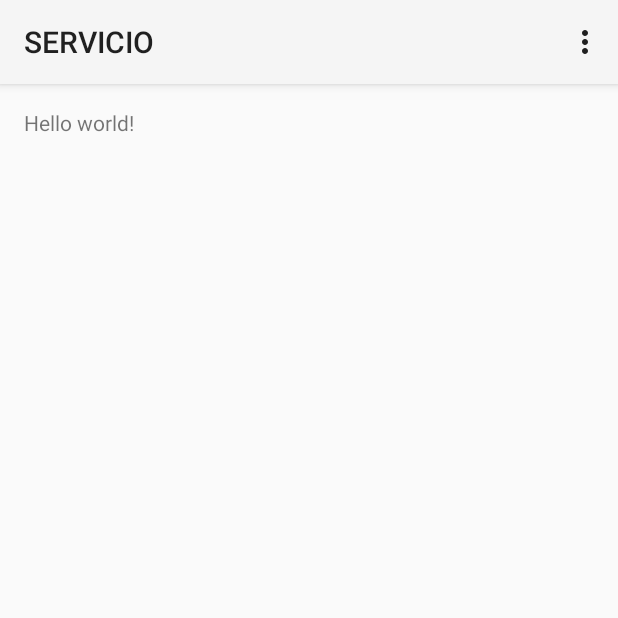
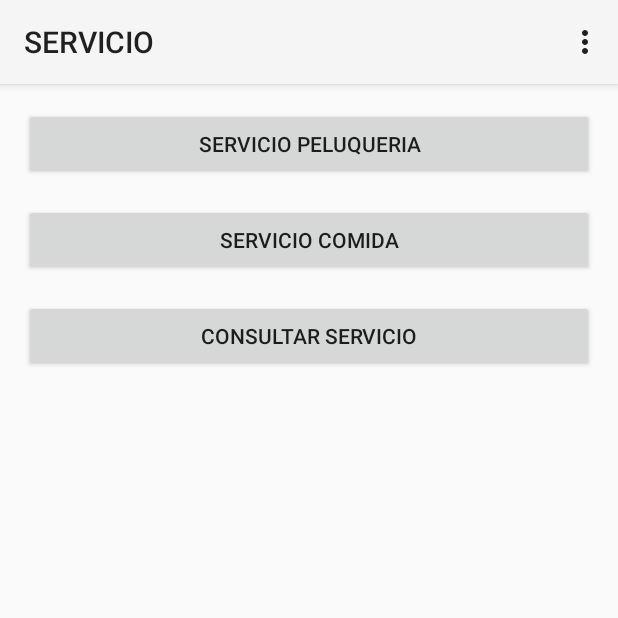
Before and after one commit to pccapa/VeterinariaAndriod, an Android app: the ServicioActivity screen opened directly, with no data from a screen before it, on a phone screen of 412 x 824 dp, the top half of it. Run offline under Robolectric (Android 15) with nearby library versions, the phone set to English and light mode, and no system bars.

Commit message:
Se agregó los archivos que faltaban subir

```diff
--- a/MyApplication/app/src/main/java/pe/edu/upc/veterinaryapp/CitaActivity.java
+++ b/MyApplication/app/src/main/java/pe/edu/upc/veterinaryapp/CitaActivity.java
@@ -9,7 +9,6 @@ import android.view.View;
 import android.widget.Button;
 
 public class CitaActivity extends AppCompatActivity {
-
 
     private Button btReservaCita,btConsultarCita;
 
--- a/MyApplication/app/src/main/java/pe/edu/upc/veterinaryapp/DetalleCitaActivity.java
+++ b/MyApplication/app/src/main/java/pe/edu/upc/veterinaryapp/DetalleCitaActivity.java
@@ -66,7 +66,7 @@ public class DetalleCitaActivity extends AppCompatActivity {
 
             Context context = getApplicationContext();
             Toast.makeText(context, "Reserva Cancelada: ", Toast.LENGTH_SHORT).show();
-            Intent intent = new Intent(DetalleCitaActivity.this,CitaActivity.class);
+            Intent intent = new Intent(DetalleCitaActivity.this,MenuActivity.class);
 
             startActivity(intent);
             return true;
@@ -78,7 +78,7 @@ public class DetalleCitaActivity extends AppCompatActivity {
 
             Context context = getApplicationContext();
             Toast.makeText(context, "Reserva Actualizada: ", Toast.LENGTH_SHORT).show();
-            Intent intent = new Intent(DetalleCitaActivity.this,ConsultarCitaActivity.class);
+            Intent intent = new Intent(DetalleCitaActivity.this,MenuActivity.class);
 
             startActivity(intent);
             return true;
--- a/MyApplication/app/src/main/java/pe/edu/upc/veterinaryapp/MenuActivity.java
+++ b/MyApplication/app/src/main/java/pe/edu/upc/veterinaryapp/MenuActivity.java
@@ -29,7 +29,7 @@ public class MenuActivity extends AppCompatActivity {
         String nombre = getIntent().getStringExtra("NOMBRES");
         String apellidos = getIntent().getStringExtra("APELLIDOS");
 
-        txtWelcome.setText("BIENVENIDO  " + nombre + " " + apellidos);
+        txtWelcome.setText("BIENVENIDO  " + "JUAN" + "GARCIA");
 
         btMenu1 = (Button) findViewById(R.id.btMenu1);
 
--- a/MyApplication/app/src/main/java/pe/edu/upc/veterinaryapp/ReservarCitaActivity.java
+++ b/MyApplication/app/src/main/java/pe/edu/upc/veterinaryapp/ReservarCitaActivity.java
@@ -56,7 +56,7 @@ public class ReservarCitaActivity extends AppCompatActivity {
 
             Context context = getApplicationContext();
             Toast.makeText(context , "Reserva Exitosa: ", Toast.LENGTH_SHORT).show();
-            Intent intent = new Intent(ReservarCitaActivity.this, CitaActivity.class);
+            Intent intent = new Intent(ReservarCitaActivity.this, MenuActivity.class);
             startActivity(intent);
 
         }
--- a/MyApplication/app/src/main/java/pe/edu/upc/veterinaryapp/ServicioActivity.java
+++ b/MyApplication/app/src/main/java/pe/edu/upc/veterinaryapp/ServicioActivity.java
@@ -1,17 +1,69 @@
 package pe.edu.upc.veterinaryapp;
 
+import android.content.Intent;
 import android.support.v7.app.AppCompatActivity;
 import android.os.Bundle;
 import android.view.Menu;
 import android.view.MenuItem;
+import android.view.View;
+import android.widget.Button;
 
 public class ServicioActivity extends AppCompatActivity {
-
+    private Button btMenu1,btMenu2,btMenu3;
     @Override
     protected void onCreate(Bundle savedInstanceState) {
         super.onCreate(savedInstanceState);
         setContentView(R.layout.activity_servicio);
+
+        btMenu1 = (Button) findViewById(R.id.btMenu1);
+
+        btMenu1.setOnClickListener(btMenu1OnClickListener);
+
+        btMenu2 = (Button) findViewById(R.id.btMenu2);
+
+        btMenu2.setOnClickListener(btMenu2OnClickListener);
+
+        btMenu3 = (Button) findViewById(R.id.btMenu3);
+
+        btMenu3.setOnClickListener(btMenu3OnClickListener);
     }
+
+    //PELUQUERIA
+    View.OnClickListener btMenu1OnClickListener = new View.OnClickListener() {
+
+        @Override
+        public void onClick(View v) {
+            Intent intent = new Intent(ServicioActivity.this, ServicioPeluqueriaActivity.class);
+
+            startActivity(intent);
+        }
+    };
+
+    //COMIDA
+    View.OnClickListener btMenu2OnClickListener = new View.OnClickListener() {
+
+        @Override
+        public void onClick(View v) {
+
+            Intent intent = new Intent(ServicioActivity.this, ServicioActivity.class);
+
+            startActivity(intent);
+
+        }
+    };
+
+    //MI MASCOTA
+    View.OnClickListener btMenu3OnClickListener = new View.OnClickListener() {
+
+        @Override
+        public void onClick(View v) {
+
+
+            Intent intent = new Intent(ServicioActivity.this, ConsultarServicio.class);
+
+            startActivity(intent);
+        }
+    };
 
     @Override
     public boolean onCreateOptionsMenu(Menu menu) {
--- a/MyApplication/app/src/main/res/layout/activity_login.xml
+++ b/MyApplication/app/src/main/res/layout/activity_login.xml
@@ -7,7 +7,9 @@
     android:paddingLeft="@dimen/activity_horizontal_margin"
     android:paddingRight="@dimen/activity_horizontal_margin"
     android:paddingTop="@dimen/activity_vertical_margin"
-    tools:context=".LoginActivity">
+
+    tools:context=".LoginActivity"
+    android:background="#463aff">
 
 
 
--- a/MyApplication/app/src/main/res/layout/activity_servicio.xml
+++ b/MyApplication/app/src/main/res/layout/activity_servicio.xml
@@ -1,12 +1,64 @@
-<RelativeLayout xmlns:android="http://schemas.android.com/apk/res/android"
-    xmlns:tools="http://schemas.android.com/tools" android:layout_width="match_parent"
-    android:layout_height="match_parent" android:paddingLeft="@dimen/activity_horizontal_margin"
+<LinearLayout xmlns:android="http://schemas.android.com/apk/res/android"
+    xmlns:tools="http://schemas.android.com/tools"
+    android:layout_width="match_parent"
+    android:layout_height="match_parent"
+    android:orientation="vertical"
+    android:paddingBottom="@dimen/activity_vertical_margin"
+    android:paddingLeft="@dimen/activity_horizontal_margin"
     android:paddingRight="@dimen/activity_horizontal_margin"
     android:paddingTop="@dimen/activity_vertical_margin"
-    android:paddingBottom="@dimen/activity_vertical_margin"
     tools:context="pe.edu.upc.veterinaryapp.ServicioActivity">
 
-    <TextView android:text="@string/hello_world" android:layout_width="wrap_content"
-        android:layout_height="wrap_content" />
+    <LinearLayout
+        android:layout_width="match_parent"
+        android:layout_height="wrap_content"
+        android:layout_marginBottom="16dp"
+        android:orientation="horizontal">
 
-</RelativeLayout>
+        <Button
+            android:id="@+id/btMenu1"
+            android:layout_width="0dp"
+            android:layout_height="wrap_content"
+            android:layout_weight="1"
+            android:text="SERVICIO PELUQUERIA" />
+
+
+
+
+
+
+    </LinearLayout>
+
+
+    <LinearLayout
+        android:layout_width="match_parent"
+        android:layout_height="wrap_content"
+        android:layout_marginBottom="16dp"
+        android:orientation="horizontal">
+
+
+
+        <Button
+            android:id="@+id/btMenu2"
+            android:layout_width="0dp"
+            android:layout_height="wrap_content"
+            android:layout_weight="1"
+            android:text="SERVICIO COMIDA" />
+    </LinearLayout>
+
+
+    <LinearLayout
+        android:layout_width="match_parent"
+        android:layout_height="wrap_content"
+        android:layout_marginBottom="16dp"
+        android:orientation="horizontal">
+        <Button
+            android:id="@+id/btMenu3"
+            android:layout_width="0dp"
+            android:layout_height="wrap_content"
+            android:layout_weight="1"
+            android:text="CONSULTAR SERVICIO" />
+    </LinearLayout>
+
+
+</LinearLayout>
--- a/MyApplication/app/src/main/res/values/strings.xml
+++ b/MyApplication/app/src/main/res/values/strings.xml
@@ -10,4 +10,7 @@
     <string name="title_activity_reservar_cita">ReservarCitaActivity</string>
     <string name="title_activity_consultar_cita">ConsultarCitaActivity</string>
     <string name="title_activity_detalle_cita">DetalleCitaActivity</string>
+    <string name="title_activity_servicio_peluqueria">ServicioPeluqueriaActivity</string>
+    <string name="title_activity_consultar_servicio">ConsultarServicio</string>
+    <string name="title_activity_detalle_peluqueria">DetallePeluqueriaActivity</string>
 </resources>
```
Also changed, not shown: MyApplication/app/src/main/AndroidManifest.xml (+12 -0 lines), 1 other file.
